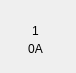
This is BusBar-Qt/home/homeboxwid.ui in luozhiyong131/BusBar as Qt 5 draws it before an edit. The edited form follows.
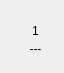
This is the edited form.

```diff
--- a/BusBar-Qt/home/homeboxwid.ui
+++ b/BusBar-Qt/home/homeboxwid.ui
@@ -6,7 +6,7 @@
    <rect>
     <x>0</x>
     <y>0</y>
-    <width>76</width>
+    <width>64</width>
     <height>73</height>
    </rect>
   </property>
@@ -61,7 +61,7 @@
     </rect>
    </property>
    <property name="text">
-    <string>0A</string>
+    <string>---</string>
    </property>
    <property name="alignment">
     <set>Qt::AlignCenter</set>
```
